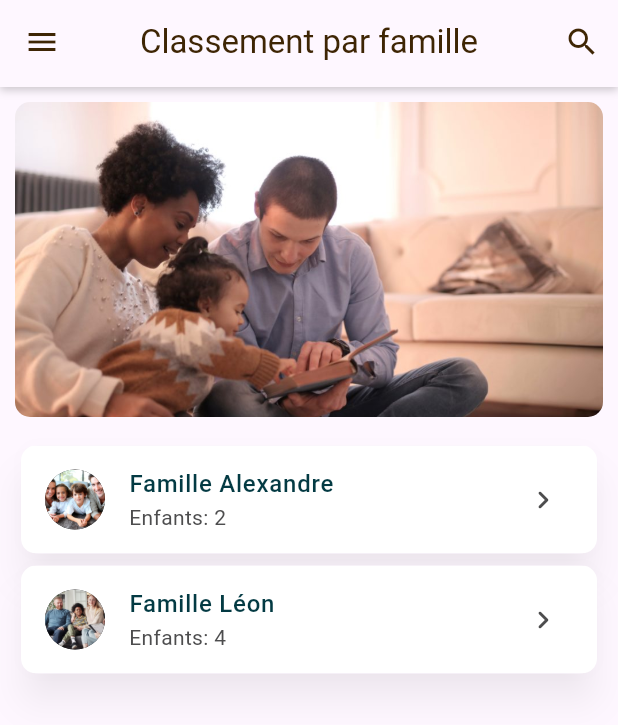
After one commit to DTC-Formation/personal-project-Rojotiana-Tsiverisoa, a Flutter app: the FamillyList screen opened by its route, on a phone screen of 412 x 824 dp. The commit adds this screen. Shown: the top 725 px of the screen. Run offline on Flutter 3.47's test engine with Material 2 defaults, Android fonts, the light colour scheme and no system bars; our stand-ins replace carousel_slider, cherry_toast, image_picker.

Commit message:
create familly view

```diff
--- /dev/null
+++ b/lib/app/views/familly/familly.dart
@@ -0,0 +1,127 @@
+import 'package:flutter/material.dart';
+
+import 'package:tetiharana/utilities/tools.dart';
+import 'package:tetiharana/widget/image/background_image.dart';
+import 'package:tetiharana/widget/navigation/app_bar.dart';
+import 'package:tetiharana/widget/navigation/drawer.dart';
+
+class FamillyList extends StatefulWidget {
+  const FamillyList({super.key});
+
+  @override
+  State<FamillyList> createState() => _FamillyListState();
+}
+
+class _FamillyListState extends State<FamillyList> {
+  List<FamillyItem> famillyItem = [
+    FamillyItem(
+      image: "assets/images/familly/familly_1.jpg",
+      famillyName: "Alexandre",
+      child: 2,
+      action: () => {},
+    ),
+    FamillyItem(
+      image: "assets/images/familly/familly_2.webp",
+      famillyName: "Léon",
+      child: 4,
+      action: () => {},
+    ),
+  ];
+
+  @override
+  Widget build(BuildContext context) {
+    return SafeArea(
+      child: Scaffold(
+        appBar: const PreferredSize(
+          preferredSize: Size.fromHeight(58.0),
+          child: MyAppBar(
+            title: 'Classement par famille',
+          ),
+        ),
+        drawer: const MyDrawer(),
+        body: SingleChildScrollView(
+          child: Padding(
+            padding: const EdgeInsets.all(10),
+            child: Column(
+              crossAxisAlignment: CrossAxisAlignment.start,
+              children: [
+                // --------------------- Image ---------------------
+                const MyBackgroundImage(
+                  source: "assets/images/familly/familly_3.jpg",
+                ),
+                const SizedBox(
+                  height: 15,
+                ),
+
+                // --------------------- Family list ---------------------
+                Column(
+                  children: famillyItem,
+                ),
+              ],
+            ),
+          ),
+        ),
+      ),
+    );
+  }
+}
+
+class FamillyItem extends StatefulWidget {
+  final String image;
+  final String famillyName;
+  final int child;
+  final void Function() action;
+
+  const FamillyItem({
+    super.key,
+    required this.image,
+    required this.famillyName,
+    required this.child,
+    required this.action,
+  });
+
+  @override
+  State<FamillyItem> createState() => _FamillyItemState();
+}
+
+class _FamillyItemState extends State<FamillyItem> {
+  @override
+  Widget build(BuildContext context) {
+    return Card(
+      elevation: 10,
+      shadowColor: const Color.fromARGB(73, 0, 0, 0),
+      child: ListTile(
+        tileColor: Tools.color05,
+        shape: RoundedRectangleBorder(
+          borderRadius: BorderRadius.circular(
+            Tools.radius01,
+          ),
+        ),
+        leading: CircleAvatar(
+          backgroundColor: Tools.color06,
+          backgroundImage: AssetImage(
+            widget.image,
+          ),
+        ),
+        title: Text(
+          'Famille ${widget.famillyName}',
+          style: const TextStyle(
+            color: Tools.color02,
+            fontWeight: Tools.fontWeight01,
+          ),
+        ),
+        subtitle: Text(
+          'Enfants: ${widget.child}',
+          style: const TextStyle(
+            color: Tools.color10,
+          ),
+        ),
+        trailing: const Icon(
+          Icons.chevron_right_rounded,
+          color: Tools.color10,
+        ),
+        onTap: widget.action,
+      ),
+    );
+  }
+}
--- a/lib/main.dart
+++ b/lib/main.dart
@@ -2,6 +2,7 @@ import 'package:flutter/material.dart';
 
 import 'package:tetiharana/app/views/auth/forgot_password.dart';
 import 'package:tetiharana/app/views/auth/login_page.dart';
+import 'package:tetiharana/app/views/familly/familly.dart';
 import 'package:tetiharana/app/views/homepage/homepage.dart';
 import 'package:tetiharana/app/views/member/member.dart';
 
@@ -29,7 +30,7 @@ class MyApp extends StatelessWidget {
         '/forgot-password': (context) => const ForgotPassword(),
         '/home': (context) => const HomePage(),
         // '/tree-app': (context) => const TreeApp(),
-        // '/familly': (context) => const Familly(),
+        '/familly': (context) => const FamillyList(),
         '/member': (context) => const MemberAdd(),
         // '/gallery': (context) => const Gallery(),
         // '/profile': (context) => const Profile(),
--- a/lib/widget/navigation/drawer.dart
+++ b/lib/widget/navigation/drawer.dart
@@ -19,6 +19,7 @@ class _MyDrawerState extends State<MyDrawer> {
         icon: Icons.home_rounded,
         title: 'Accueil',
         action: () => {
+          Navigator.pop(context),
           Navigator.of(context).pushNamed('/home'),
         },
       ),
@@ -26,6 +27,7 @@ class _MyDrawerState extends State<MyDrawer> {
         icon: Icons.account_tree_rounded,
         title: 'Arbre généalogique',
         action: () => {
+          Navigator.pop(context),
           // Navigator.of(context).pushNamed('/tree-app'),
         },
       ),
@@ -33,13 +35,15 @@ class _MyDrawerState extends State<MyDrawer> {
         icon: Icons.family_restroom_rounded,
         title: 'Classement par Famille',
         action: () => {
-          // Navigator.of(context).pushNamed('/familly'),
+          Navigator.pop(context),
+          Navigator.of(context).pushNamed('/familly'),
         },
       ),
       DrawerItem(
         icon: Icons.person_add_alt_rounded,
         title: 'Adhésion / Membres',
         action: () => {
+          Navigator.pop(context),
           Navigator.of(context).pushNamed('/member'),
         },
       ),
@@ -47,6 +51,7 @@ class _MyDrawerState extends State<MyDrawer> {
         icon: Icons.image,
         title: 'Gallerie',
         action: () => {
+          Navigator.pop(context),
           // Navigator.of(context).pushNamed('/gallery'),
         },
       ),
@@ -54,6 +59,7 @@ class _MyDrawerState extends State<MyDrawer> {
         icon: Icons.account_circle_rounded,
         title: 'Profil utilisateur',
         action: () => {
+          Navigator.pop(context),
           // Navigator.of(context).pushNamed('/profile'),
         },
       ),
@@ -70,13 +76,13 @@ class _MyDrawerState extends State<MyDrawer> {
               child: const DrawerHeader(
                 padding: EdgeInsets.zero,
                 decoration: BoxDecoration(
-                  gradient: Tools.gradient06,
-                  // image: DecorationImage(
-                  //   fit: BoxFit.cover,
-                  //   image: AssetImage(
-                  //     'assets/images/background/bg_2.webp',
-                  //   ),
-                  // ),
+                  // gradient: Tools.gradient06,
+                  image: DecorationImage(
+                    fit: BoxFit.cover,
+                    image: AssetImage(
+                      'assets/images/background/bg_2.webp',
+                    ),
+                  ),
                 ),
                 child: Column(
                   crossAxisAlignment: CrossAxisAlignment.center,
```
